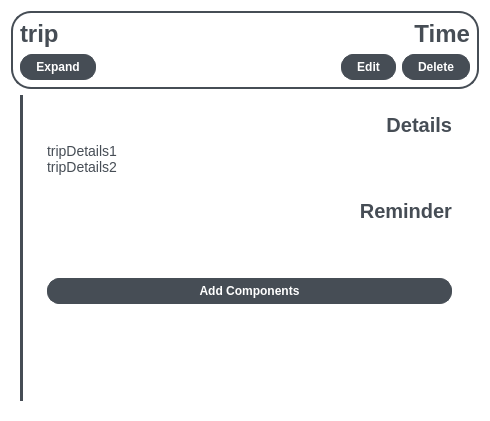
The window that tripComponent.ui (PantilaK/Pigeon) describes before a commit, drawn with Qt 5.
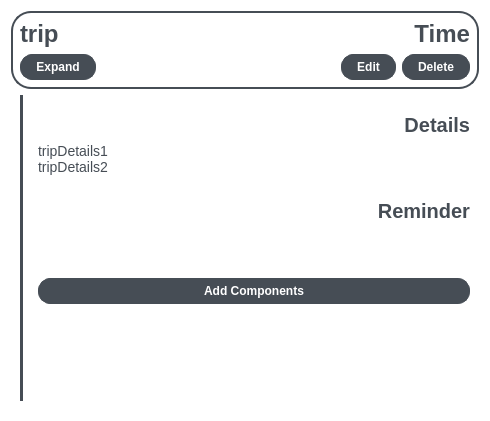
The same window after the commit.

Patch:
```diff
--- a/tripComponent.ui
+++ b/tripComponent.ui
@@ -137,6 +137,9 @@
       <property name="topMargin">
        <number>0</number>
       </property>
+      <property name="rightMargin">
+       <number>0</number>
+      </property>
       <item>
        <widget class="QWidget" name="sidebarWidget" native="true">
         <property name="sizePolicy">
@@ -185,6 +188,12 @@
 </string>
         </property>
         <layout class="QVBoxLayout" name="verticalLayout_3">
+         <property name="leftMargin">
+          <number>0</number>
+         </property>
+         <property name="rightMargin">
+          <number>0</number>
+         </property>
          <item>
           <widget class="QWidget" name="tripDetailsWidget" native="true">
            <layout class="QVBoxLayout" name="verticalLayout_4">
@@ -244,6 +253,12 @@
          <item>
           <widget class="QWidget" name="componentWidget" native="true">
            <layout class="QHBoxLayout" name="horizontalLayout_5">
+            <property name="leftMargin">
+             <number>0</number>
+            </property>
+            <property name="rightMargin">
+             <number>0</number>
+            </property>
             <item>
              <layout class="QVBoxLayout" name="componentLayout"/>
             </item>
```
